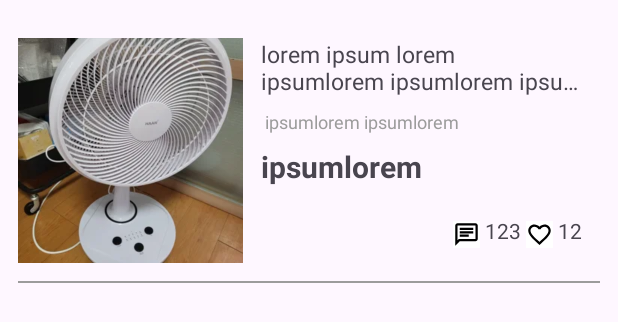
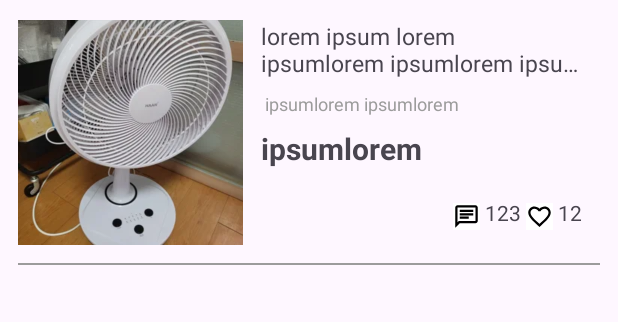
Before and after one commit to Kim-Min-Jong/apple_market, an Android app: the layout item_sale_product.xml on its own in the app's theme, with its tools: preview values and no code run, on a phone screen of 412 x 824 dp. Shown: the top 322 px of the screen. Run offline under Robolectric (Android 15) with nearby library versions, the phone set to English and light mode, and no system bars.

Commit message:
[DESIGN] : 🎨 리사이클러뷰 아이템 margin 조정

```diff
--- a/app/src/main/res/layout/item_sale_product.xml
+++ b/app/src/main/res/layout/item_sale_product.xml
@@ -4,7 +4,7 @@
     xmlns:tools="http://schemas.android.com/tools"
     android:layout_width="match_parent"
     android:layout_height="wrap_content"
-    android:layout_margin="@dimen/margin_12dp">
+    android:layout_marginHorizontal="@dimen/margin_12dp">
 
     <ImageView
         android:id="@+id/main_image_view"
```
